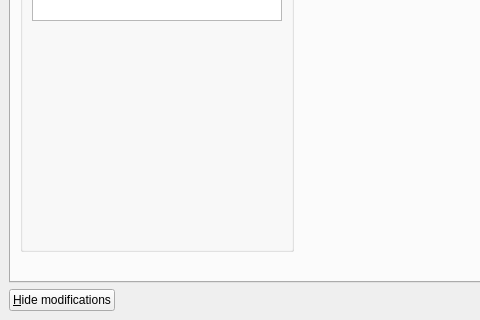
Qt form gitbuster/main_window.ui (mike-perdide/gitbuster) before a commit; both pictures show x 0 to 480 and y 388 to 708 of the 1077 by 708 pixel window.
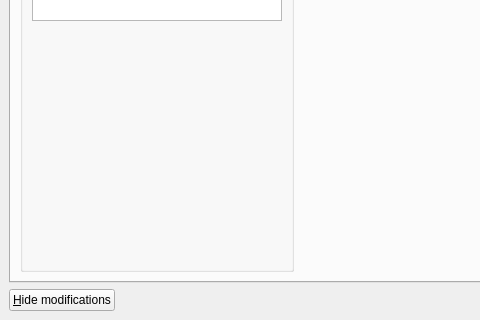
The same form after that commit. The open tabs and pages were chosen to show the change.

Commit message: Changing the spacers of the the rebase tab.

What changed in the file:
```diff
--- a/gitbuster/main_window.ui
+++ b/gitbuster/main_window.ui
@@ -569,8 +569,8 @@
        <attribute name="title">
         <string>Rebase</string>
        </attribute>
-       <layout class="QGridLayout" name="gridLayout_12" columnstretch="0,0,0,0">
-        <item row="1" column="0" colspan="2">
+       <layout class="QGridLayout" name="gridLayout_12" columnstretch="0,0,0,0,0">
+        <item row="2" column="0" rowspan="2" colspan="2">
          <widget class="QGroupBox" name="groupBox">
           <property name="minimumSize">
            <size>
@@ -903,7 +903,7 @@
           </layout>
          </widget>
         </item>
-        <item row="0" column="0" colspan="2">
+        <item row="1" column="0" colspan="2">
          <widget class="QGroupBox" name="groupBox_2">
           <property name="minimumSize">
            <size>
@@ -921,10 +921,10 @@
           </layout>
          </widget>
         </item>
-        <item row="0" column="2" rowspan="2" colspan="2">
+        <item row="1" column="3" rowspan="3" colspan="2">
          <layout class="QGridLayout" name="viewLayout"/>
         </item>
-        <item row="2" column="2">
+        <item row="0" column="3">
          <spacer name="horizontalSpacer_4">
           <property name="orientation">
            <enum>Qt::Horizontal</enum>
@@ -932,7 +932,20 @@
           <property name="sizeHint" stdset="0">
            <size>
             <width>40</width>
-            <height>20</height>
+            <height>0</height>
+           </size>
+          </property>
+         </spacer>
+        </item>
+        <item row="2" column="2">
+         <spacer name="verticalSpacer_2">
+          <property name="orientation">
+           <enum>Qt::Vertical</enum>
+          </property>
+          <property name="sizeHint" stdset="0">
+           <size>
+            <width>0</width>
+            <height>40</height>
            </size>
           </property>
          </spacer>
```
